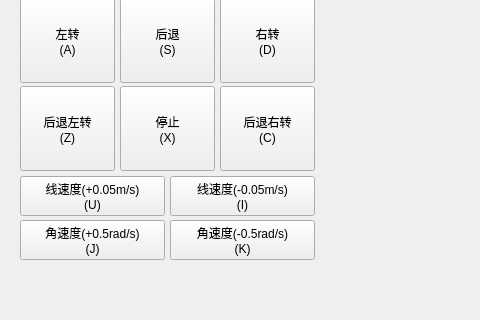
Old version of the form pc/ros_video_pc/mainwindow.ui in the repository wifialan/ros_video_ctrl; both pictures show x 0 to 480 and y 240 to 560 of the 995 by 560 pixel window.
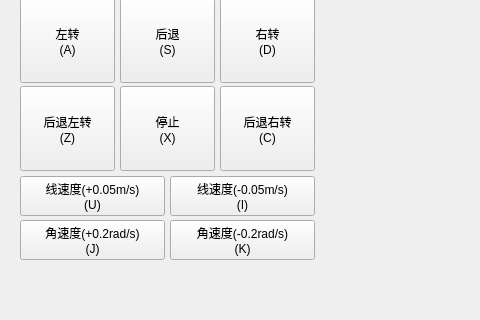
New version of the form.

The edit to the form file:
```diff
--- a/pc/ros_video_pc/mainwindow.ui
+++ b/pc/ros_video_pc/mainwindow.ui
@@ -314,7 +314,7 @@
      </sizepolicy>
     </property>
     <property name="text">
-     <string>角速度(-0.5rad/s)
+     <string>角速度(-0.2rad/s)
 (K)</string>
     </property>
     <property name="shortcut">
@@ -337,7 +337,7 @@
      </sizepolicy>
     </property>
     <property name="text">
-     <string>角速度(+0.5rad/s)
+     <string>角速度(+0.2rad/s)
 (J)</string>
     </property>
     <property name="shortcut">
```
